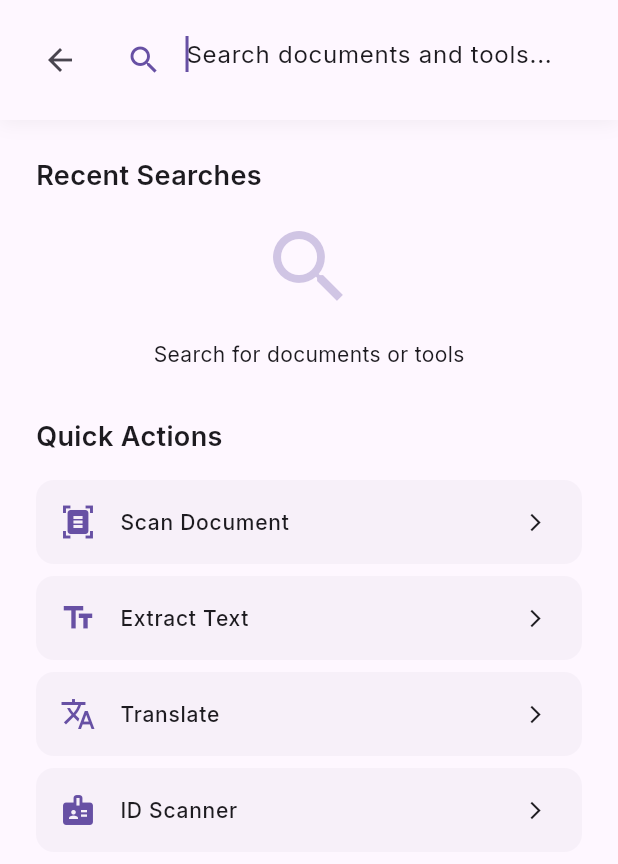
After one commit to Thyon3/Proscan, a Flutter app: the SearchScreen screen opened by its route, on a phone screen of 412 x 824 dp. The commit adds this screen. Shown: the top 864 px of the screen. Run offline on Flutter 3.47's test engine with Material 3 defaults, Android fonts, the phone set to English and light mode, and no system bars; our stand-ins replace camera, device_info_plus, flutter_riverpod, go_router, google_fonts, hive and 10 more; missing offline and left inert: clipboard, google_ml_kit, google_mlkit_barcode_scanning, google_mlkit_commons, google_mlkit_text_recognition, translator; accounts and stored records are empty; generated files the repository leaves out were written again.

Commit message:
search functionality added for the home screen

```diff
--- a/lib/core/config/router/router.dart
+++ b/lib/core/config/router/router.dart
@@ -22,6 +22,7 @@ import 'package:thyscan/features/scan/presentation/screens/save_pdf_screen.dart'
 import 'package:thyscan/features/scan/presentation/screens/text_editor_screen.dart';
 import 'package:thyscan/features/scan/presentation/screens/text_document_screen.dart';
 import 'package:thyscan/features/scan/presentation/screens/translation_editor_screen.dart';
+import 'package:thyscan/features/home/presentation/screens/search_screen.dart';
 import 'package:thyscan/features/splash/screens/splash.dart';
 
 part 'router.main.dart';
--- a/lib/core/config/router/router.main.dart
+++ b/lib/core/config/router/router.main.dart
@@ -233,5 +233,10 @@ final GoRouter router = GoRouter(
         throw ArgumentError('TextDocumentScreen requires documentId.');
       },
     ),
+    GoRoute(
+      path: '/searchscreen',
+      name: 'searchscreen',
+      builder: (context, state) => const SearchScreen(),
+    ),
   ],
 );
--- a/lib/features/home/presentation/screens/homescreen.dart
+++ b/lib/features/home/presentation/screens/homescreen.dart
@@ -341,6 +341,8 @@ class HomeScreen extends ConsumerWidget {
           child: Row(
             children: [
               Expanded(
+                child: GestureDetector(
+                  onTap: () => context.push('/searchscreen'),
                   child: Container(
                     decoration: AppDesign.glass(
                       opacity: 0.8,
@@ -348,6 +350,7 @@ class HomeScreen extends ConsumerWidget {
                       color: colorScheme.surface,
                     ),
                     child: TextField(
+                      enabled: false,
                       decoration: InputDecoration(
                         hintText: 'Search documents...',
                         hintStyle: TextStyle(
@@ -367,6 +370,7 @@ class HomeScreen extends ConsumerWidget {
                         contentPadding: const EdgeInsets.symmetric(vertical: 0),
                       ),
                       style: TextStyle(color: colorScheme.onSurface),
+                    ),
                   ),
                 ),
               ),
--- /dev/null
+++ b/lib/features/home/presentation/screens/search_screen.dart
@@ -0,0 +1,547 @@
+import 'dart:io';
+import 'package:flutter/material.dart';
+import 'package:go_router/go_router.dart';
+import 'package:google_fonts/google_fonts.dart';
+import 'package:intl/intl.dart';
+import 'package:thyscan/models/document_model.dart';
+import 'package:thyscan/services/document_service.dart';
+
+class SearchScreen extends StatefulWidget {
+  const SearchScreen({super.key});
+
+  @override
+  State<SearchScreen> createState() => _SearchScreenState();
+}
+
+class _SearchScreenState extends State<SearchScreen> {
+  final TextEditingController _searchController = TextEditingController();
+  final FocusNode _searchFocus = FocusNode();
+
+  List<DocumentModel> _searchResults = [];
+  List<ToolItem> _toolResults = [];
+  bool _isSearching = false;
+  String _searchQuery = '';
+
+  // Available tools
+  final List<ToolItem> _allTools = [
+    ToolItem(
+      name: 'Scan Document',
+      icon: Icons.document_scanner,
+      description: 'Scan a new document',
+      route: '/camerascreen',
+    ),
+    ToolItem(
+      name: 'Extract Text',
+      icon: Icons.text_fields,
+      description: 'Extract text from image',
+      route: '/camerascreen',
+    ),
+    ToolItem(
+      name: 'Translate',
+      icon: Icons.translate,
+      description: 'Translate text',
+      route: '/translationeditorscreen',
+    ),
+    ToolItem(
+      name: 'ID Scanner',
+      icon: Icons.badge,
+      description: 'Scan ID cards',
+      route: '/camerascreen',
+    ),
+    ToolItem(
+      name: 'Receipt Scanner',
+      icon: Icons.receipt,
+      description: 'Scan receipts',
+      route: '/camerascreen',
+    ),
+    ToolItem(
+      name: 'Barcode Scanner',
+      icon: Icons.qr_code_scanner,
+      description: 'Scan barcodes and QR codes',
+      route: '/camerascreen',
+    ),
+  ];
+
+  @override
+  void initState() {
+    super.initState();
+    _searchFocus.requestFocus();
+    _searchController.addListener(_onSearchChanged);
+  }
+
+  @override
+  void dispose() {
+    _searchController.dispose();
+    _searchFocus.dispose();
+    super.dispose();
+  }
+
+  void _onSearchChanged() {
+    setState(() {
+      _searchQuery = _searchController.text;
+      _performSearch();
+    });
+  }
+
+  void _performSearch() {
+    if (_searchQuery.isEmpty) {
+      _searchResults = [];
+      _toolResults = [];
+      _isSearching = false;
+      return;
+    }
+
+    _isSearching = true;
+    final query = _searchQuery.toLowerCase();
+
+    // Search documents
+    final allDocs = DocumentService.instance.getAllDocuments();
+    _searchResults = allDocs.where((doc) {
+      return doc.title.toLowerCase().contains(query) ||
+             doc.format.toLowerCase().contains(query);
+    }).toList();
+
+    // Search tools
+    _toolResults = _allTools.where((tool) {
+      return tool.name.toLowerCase().contains(query) ||
+             tool.description.toLowerCase().contains(query);
+    }).toList();
+  }
+
+  void _openDocument(DocumentModel doc) {
+    if (doc.format == 'txt' || doc.format == 'docx') {
+      context.push('/textdocumentscreen', extra: {'documentId': doc.id});
+    } else {
+      context.push('/savepdfscreen', extra: {
+        'imagePaths': doc.pageImagePaths.isNotEmpty
+            ? doc.pageImagePaths
+            : [doc.thumbnailPath],
+        'pdfFileName': doc.title,
+        'documentId': doc.id,
+        'scanMode': doc.scanMode,
+      });
+    }
+  }
+
+  void _openTool(ToolItem tool) {
+    context.push(tool.route);
+  }
+
+  void _clearSearch() {
+    _searchController.clear();
+    setState(() {
+      _searchQuery = '';
+      _searchResults = [];
+      _toolResults = [];
+      _isSearching = false;
+    });
+    _searchFocus.requestFocus();
+  }
+
+  @override
+  Widget build(BuildContext context) {
+    final theme = Theme.of(context);
+    final hasResults = _searchResults.isNotEmpty || _toolResults.isNotEmpty;
+
+    return Scaffold(
+      backgroundColor: theme.colorScheme.surface,
+      body: SafeArea(
+        child: Column(
+          children: [
+            // Search bar
+            Container(
+              padding: const EdgeInsets.all(16),
+              decoration: BoxDecoration(
+                color: theme.colorScheme.surface,
+                boxShadow: [
+                  BoxShadow(
+                    color: Colors.black.withOpacity(0.05),
+                    blurRadius: 10,
+                    offset: const Offset(0, 2),
+                  ),
+                ],
+              ),
+              child: Row(
+                children: [
+                  IconButton(
+                    onPressed: () => Navigator.pop(context),
+                    icon: const Icon(Icons.arrow_back),
+                  ),
+                  const SizedBox(width: 8),
+                  Expanded(
+                    child: TextField(
+                      controller: _searchController,
+                      focusNode: _searchFocus,
+                      style: GoogleFonts.inter(fontSize: 16),
+                      decoration: InputDecoration(
+                        hintText: 'Search documents and tools...',
+                        hintStyle: GoogleFonts.inter(
+                          color: theme.textTheme.bodySmall?.color,
+                        ),
+                        border: InputBorder.none,
+                        prefixIcon: Icon(
+                          Icons.search,
+                          color: theme.colorScheme.primary,
+                        ),
+                        suffixIcon: _searchQuery.isNotEmpty
+                            ? IconButton(
+                                onPressed: _clearSearch,
+                                icon: const Icon(Icons.clear),
+                              )
+                            : null,
+                      ),
+                    ),
+                  ),
+                ],
+              ),
+            ),
+
+            // Search results
+            Expanded(
+              child: _searchQuery.isEmpty
+                  ? _buildEmptyState()
+                  : hasResults
+                      ? _buildSearchResults()
+                      : _buildNoResults(),
+            ),
+          ],
+        ),
+      ),
+    );
+  }
+
+  Widget _buildEmptyState() {
+    final theme = Theme.of(context);
+
+    return SingleChildScrollView(
+      padding: const EdgeInsets.all(24),
+      child: Column(
+        crossAxisAlignment: CrossAxisAlignment.start,
+        children: [
+          Text(
+            'Recent Searches',
+            style: GoogleFonts.inter(
+              fontSize: 18,
+              fontWeight: FontWeight.w600,
+              color: theme.colorScheme.onSurface,
+            ),
+          ),
+          const SizedBox(height: 16),
+          Center(
+            child: Column(
+              children: [
+                Icon(
+                  Icons.search,
+                  size: 64,
+                  color: theme.colorScheme.primary.withOpacity(0.3),
+                ),
+                const SizedBox(height: 16),
+                Text(
+                  'Search for documents or tools',
+                  style: GoogleFonts.inter(
+                    fontSize: 14,
+                    color: theme.textTheme.bodySmall?.color,
+                  ),
+                ),
+              ],
+            ),
+          ),
+          const SizedBox(height: 32),
+          Text(
+            'Quick Actions',
+            style: GoogleFonts.inter(
+              fontSize: 18,
+              fontWeight: FontWeight.w600,
+              color: theme.colorScheme.onSurface,
+            ),
+          ),
+          const SizedBox(height: 16),
+          ..._allTools.take(4).map((tool) => _buildToolSuggestion(tool)),
+        ],
+      ),
+    );
+  }
+
+  Widget _buildNoResults() {
+    final theme = Theme.of(context);
+
+    return Center(
+      child: Column(
+        mainAxisAlignment: MainAxisAlignment.center,
+        children: [
+          Icon(
+            Icons.search_off,
+            size: 64,
+            color: theme.colorScheme.primary.withOpacity(0.3),
+          ),
+          const SizedBox(height: 16),
+          Text(
+            'No results found',
+            style: GoogleFonts.inter(
+              fontSize: 18,
+              fontWeight: FontWeight.w600,
+              color: theme.colorScheme.onSurface,
+            ),
+          ),
+          const SizedBox(height: 8),
+          Text(
+            'Try searching with different keywords',
+            style: GoogleFonts.inter(
+              fontSize: 14,
+              color: theme.textTheme.bodySmall?.color,
+            ),
+          ),
+        ],
+      ),
+    );
+  }
+
+  Widget _buildSearchResults() {
+    return ListView(
+      padding: const EdgeInsets.all(16),
+      children: [
+        // Tools section
+        if (_toolResults.isNotEmpty) ...[
+          _buildSectionHeader('Tools', _toolResults.length),
+          const SizedBox(height: 12),
+          ..._toolResults.map((tool) => _buildToolResult(tool)),
+          const SizedBox(height: 24),
+        ],
+
+        // Documents section
+        if (_searchResults.isNotEmpty) ...[
+          _buildSectionHeader('Documents', _searchResults.length),
+          const SizedBox(height: 12),
+          ..._searchResults.map((doc) => _buildDocumentResult(doc)),
+        ],
+      ],
+    );
+  }
+
+  Widget _buildSectionHeader(String title, int count) {
+    final theme = Theme.of(context);
+
+    return Row(
+      children: [
+        Text(
+          title,
+          style: GoogleFonts.inter(
+            fontSize: 16,
+            fontWeight: FontWeight.w600,
+            color: theme.colorScheme.onSurface,
+          ),
+        ),
+        const SizedBox(width: 8),
+        Container(
+          padding: const EdgeInsets.symmetric(horizontal: 8, vertical: 2),
+          decoration: BoxDecoration(
+            color: theme.colorScheme.primaryContainer,
+            borderRadius: BorderRadius.circular(12),
+          ),
+          child: Text(
+            count.toString(),
+            style: GoogleFonts.inter(
+              fontSize: 12,
+              fontWeight: FontWeight.w600,
+              color: theme.colorScheme.onPrimaryContainer,
+            ),
+          ),
+        ),
+      ],
+    );
+  }
+
+  Widget _buildToolResult(ToolItem tool) {
+    final theme = Theme.of(context);
+
+    return Card(
+      margin: const EdgeInsets.only(bottom: 8),
+      elevation: 0,
+      shape: RoundedRectangleBorder(
+        borderRadius: BorderRadius.circular(12),
+        side: BorderSide(
+          color: theme.dividerColor,
+          width: 1,
+        ),
+      ),
+      child: ListTile(
+        onTap: () => _openTool(tool),
+        leading: Container(
+          padding: const EdgeInsets.all(10),
+          decoration: BoxDecoration(
+            color: theme.colorScheme.primaryContainer,
+            borderRadius: BorderRadius.circular(10),
+          ),
+          child: Icon(
+            tool.icon,
+            color: theme.colorScheme.primary,
+            size: 24,
+          ),
+        ),
+        title: Text(
+          tool.name,
+          style: GoogleFonts.inter(
+            fontSize: 15,
+            fontWeight: FontWeight.w600,
+          ),
+        ),
+        subtitle: Text(
+          tool.description,
+          style: GoogleFonts.inter(
+            fontSize: 13,
+            color: theme.textTheme.bodySmall?.color,
+          ),
+        ),
+        trailing: Icon(
+          Icons.arrow_forward_ios,
+          size: 16,
+          color: theme.textTheme.bodySmall?.color,
+        ),
+      ),
+    );
+  }
+
+  Widget _buildToolSuggestion(ToolItem tool) {
+    final theme = Theme.of(context);
+
+    return Card(
+      margin: const EdgeInsets.only(bottom: 8),
+      elevation: 0,
+      color: theme.colorScheme.surfaceVariant.withOpacity(0.3),
+      shape: RoundedRectangleBorder(
+        borderRadius: BorderRadius.circular(12),
+      ),
+      child: ListTile(
+        onTap: () => _openTool(tool),
+        leading: Icon(
+          tool.icon,
+          color: theme.colorScheme.primary,
+          size: 24,
+        ),
+        title: Text(
+          tool.name,
+          style: GoogleFonts.inter(
+            fontSize: 14,
+            fontWeight: FontWeight.w500,
+          ),
+        ),
+        trailing: Icon(
+          Icons.arrow_forward_ios,
+          size: 14,
+          color: theme.textTheme.bodySmall?.color,
+        ),
+      ),
+    );
+  }
+
+  Widget _buildDocumentResult(DocumentModel doc) {
+    final theme = Theme.of(context);
+    final dateFormat = DateFormat('MMM dd, yyyy');
+
+    return Card(
+      margin: const EdgeInsets.only(bottom: 8),
+      elevation: 0,
+      shape: RoundedRectangleBorder(
+        borderRadius: BorderRadius.circular(12),
+        side: BorderSide(
+          color: theme.dividerColor,
+          width: 1,
+        ),
+      ),
+      child: ListTile(
+        onTap: () => _openDocument(doc),
+        leading: ClipRRect(
+          borderRadius: BorderRadius.circular(8),
+          child: Container(
+            width: 50,
+            height: 50,
+            color: theme.colorScheme.surfaceVariant,
+            child: doc.thumbnailPath.isNotEmpty && File(doc.thumbnailPath).existsSync()
+                ? Image.file(
+                    File(doc.thumbnailPath),
+                    fit: BoxFit.cover,
+                  )
+                : Icon(
+                    doc.format == 'pdf'
+                        ? Icons.picture_as_pdf
+                        : Icons.description,
+                    color: theme.colorScheme.primary,
+                  ),
+          ),
+        ),
+        title: Text(
+          doc.title,
+          style: GoogleFonts.inter(
+            fontSize: 15,
+            fontWeight: FontWeight.w600,
+          ),
+          maxLines: 1,
+          overflow: TextOverflow.ellipsis,
+        ),
+        subtitle: Column(
+          crossAxisAlignment: CrossAxisAlignment.start,
+          children: [
+            const SizedBox(height: 4),
+            Row(
+              children: [
+                Container(
+                  padding: const EdgeInsets.symmetric(
+                    horizontal: 6,
+                    vertical: 2,
+                  ),
+                  decoration: BoxDecoration(
+                    color: theme.colorScheme.primaryContainer,
+                    borderRadius: BorderRadius.circular(4),
+                  ),
+                  child: Text(
+                    doc.format.toUpperCase(),
+                    style: GoogleFonts.inter(
+                      fontSize: 10,
+                      fontWeight: FontWeight.w600,
+                      color: theme.colorScheme.onPrimaryContainer,
+                    ),
+                  ),
+                ),
+                const SizedBox(width: 8),
+                Text(
+                  '${doc.pageCount} page${doc.pageCount == 1 ? '' : 's'}',
+                  style: GoogleFonts.inter(
+                    fontSize: 12,
+                    color: theme.textTheme.bodySmall?.color,
+                  ),
+                ),
+                const SizedBox(width: 8),
+                Text(
+                  dateFormat.format(doc.createdAt),
+                  style: GoogleFonts.inter(
+                    fontSize: 12,
+                    color: theme.textTheme.bodySmall?.color,
+                  ),
+                ),
+              ],
+            ),
+          ],
+        ),
+        trailing: Icon(
+          Icons.arrow_forward_ios,
+          size: 16,
+          color: theme.textTheme.bodySmall?.color,
+        ),
+      ),
+    );
+  }
+}
+
+class ToolItem {
+  final String name;
+  final IconData icon;
+  final String description;
+  final String route;
+
+  ToolItem({
+    required this.name,
+    required this.icon,
+    required this.description,
+    required this.route,
+  });
+}
```
Lines whose indentation alone changed are shown as unchanged.
